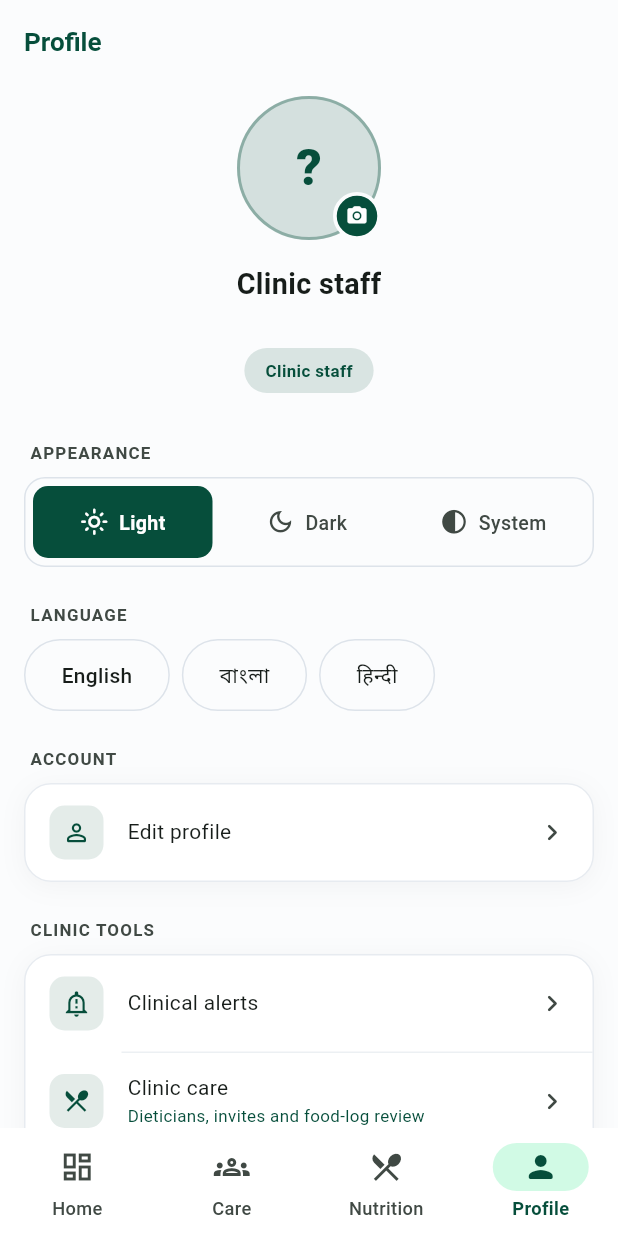
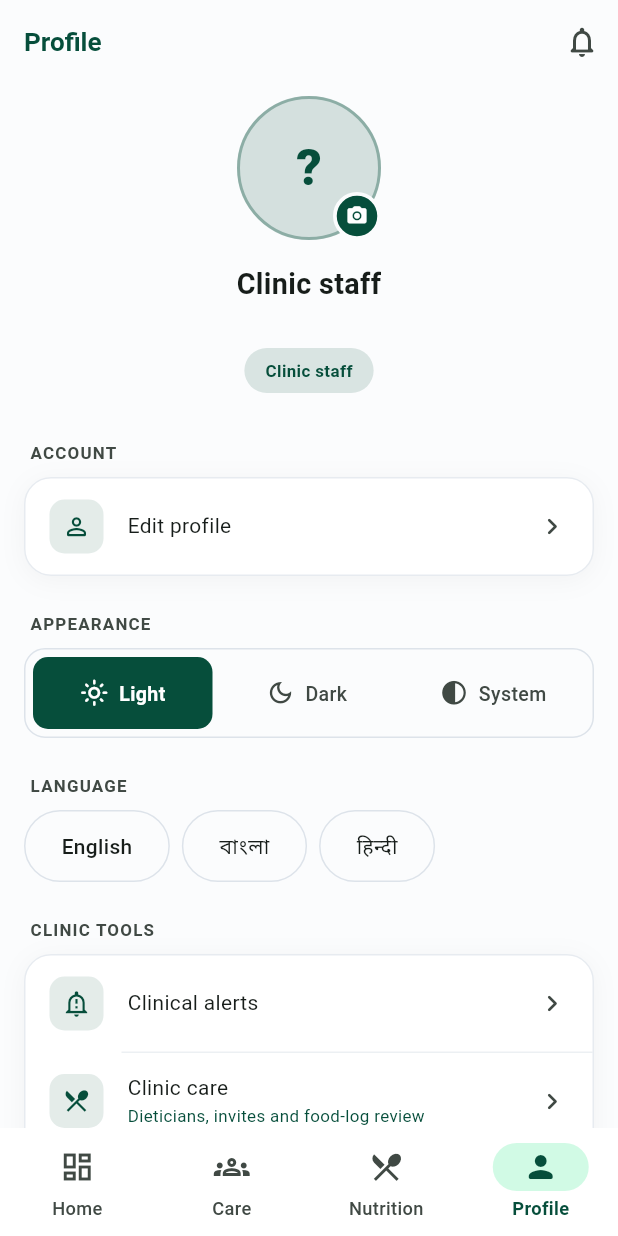
Before and after one commit to TANMOYDAS1234/ClinQ, a Flutter app: the ClinicianMoreScreen screen opened by its route, on a phone screen of 412 x 824 dp. Run offline on Flutter 3.47's test engine with Material 3 defaults, Android fonts, the phone set to English and light mode, and no system bars; our stand-ins replace audioplayers, dio, file_picker, firebase_core, firebase_messaging, fl_chart and 12 more; missing offline and left inert: record; accounts and stored records are empty; network calls fail.

Commit message:
Doctor Profile: bell in the app bar + Account above Preferences
Matches the redesigned Profile mockup: a notifications bell (→ alerts)
in the app bar, and the Account (Edit profile) section moved above the
Appearance/Language preferences. Shared ProfileRow/ProfileSection widgets
left untouched so the patient profile is unaffected.

Analyzer clean.

Co-Authored-By: Claude Opus 4.8 <noreply@anthropic.com>

```diff
--- a/mobile/lib/features/clinician/presentation/clinician_more_screen.dart
+++ b/mobile/lib/features/clinician/presentation/clinician_more_screen.dart
@@ -272,6 +272,13 @@ class _ClinicianMoreScreenState extends ConsumerState<ClinicianMoreScreen> {
       appBar: AppBar(
         automaticallyImplyLeading: false,
         title: Text('Profile', style: TextStyle(color: accent, fontWeight: FontWeight.w700)),
+        actions: [
+          IconButton(
+            onPressed: () => context.push('/clinician/alerts'),
+            icon: Icon(Icons.notifications_none_rounded, color: scheme.onSurfaceVariant),
+            tooltip: 'Alerts',
+          ),
+        ],
       ),
       body: ListView(
         padding: const EdgeInsets.fromLTRB(AppSpacing.md, AppSpacing.sm, AppSpacing.md, AppSpacing.xl),
@@ -324,6 +331,14 @@ class _ClinicianMoreScreenState extends ConsumerState<ClinicianMoreScreen> {
           ),
           const SizedBox(height: AppSpacing.xl),
 
+          // ---- Account -------------------------------------------------
+          ProfileSection(
+            label: l10n.profileAccount,
+            children: [
+              ProfileRow(icon: Icons.person_outline_rounded, title: l10n.profileEditProfile, showDivider: false, onTap: () => context.push('/clinician/more/edit')),
+            ],
+          ),
+
           // ---- Appearance ----------------------------------------------
           _label(l10n.profileAppearance, scheme),
           const ThemeSelector(),
@@ -341,14 +356,6 @@ class _ClinicianMoreScreenState extends ConsumerState<ClinicianMoreScreen> {
             ],
           ),
           const SizedBox(height: AppSpacing.lg),
-
-          // ---- Account -------------------------------------------------
-          ProfileSection(
-            label: l10n.profileAccount,
-            children: [
-              ProfileRow(icon: Icons.person_outline_rounded, title: l10n.profileEditProfile, showDivider: false, onTap: () => context.push('/clinician/more/edit')),
-            ],
-          ),
 
           // ---- Clinic tools --------------------------------------------
           ProfileSection(
```
